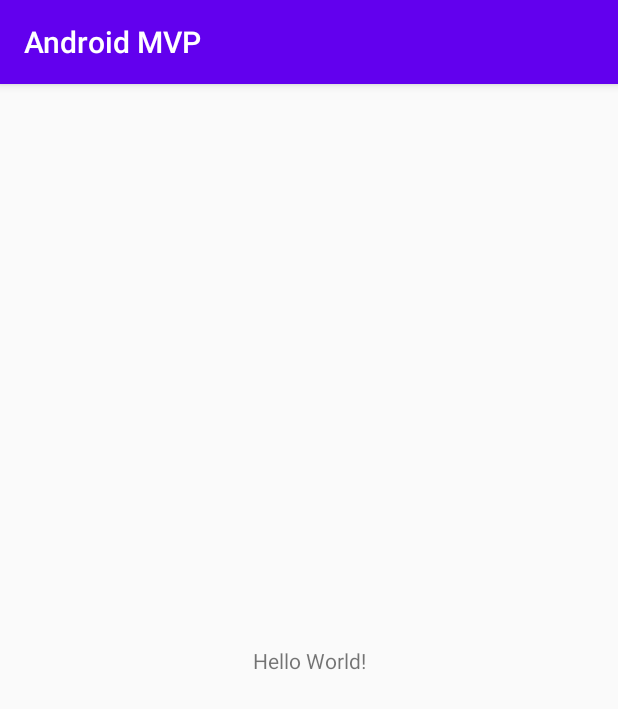
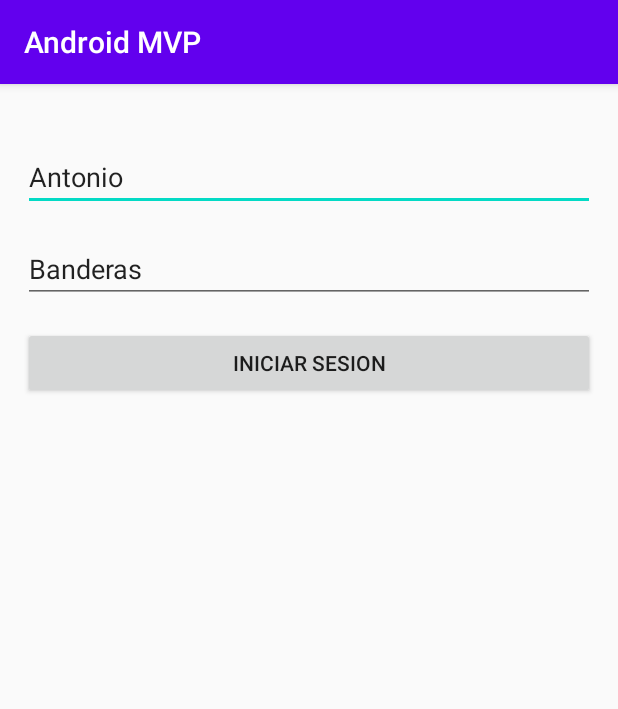
Before and after one commit to Irwing-Herrera/Android-MVP, an Android app: the screen it shows after launch (MainActivity before the commit, LoginActivity after it), on a phone screen of 412 x 824 dp. Shown: the top 709 px of the screen. Run offline under Robolectric (Android 15) with nearby library versions, the phone set to English and light mode, and no system bars; our stand-ins replace Dagger/Hilt's generated code.

Commit message:
agregar dagger2, patron MVP en java

```diff
--- a/app/src/main/AndroidManifest.xml
+++ b/app/src/main/AndroidManifest.xml
@@ -3,13 +3,14 @@
     package="com.iherrera.androidmvp">
 
     <application
+        android:name=".App"
         android:allowBackup="true"
         android:icon="@mipmap/ic_launcher"
         android:label="@string/app_name"
         android:roundIcon="@mipmap/ic_launcher_round"
         android:supportsRtl="true"
         android:theme="@style/AppTheme">
-        <activity android:name=".MainActivity">
+        <activity android:name=".login.view.LoginActivity">
             <intent-filter>
                 <action android:name="android.intent.action.MAIN" />
 
--- /dev/null
+++ b/app/src/main/java/com/iherrera/androidmvp/App.java
@@ -0,0 +1,27 @@
+package com.iherrera.androidmvp;
+
+import android.app.Application;
+
+import com.iherrera.androidmvp.di.component.ApplicationComponent;
+import com.iherrera.androidmvp.di.component.DaggerApplicationComponent;
+import com.iherrera.androidmvp.di.module.ApplicationModule;
+import com.iherrera.androidmvp.login.LoginModule;
+
+public class App extends Application {
+
+    private ApplicationComponent component;
+
+    @Override
+    public void onCreate() {
+        super.onCreate();
+
+        component = DaggerApplicationComponent.builder()
+                .applicationModule(new ApplicationModule(this))
+                .loginModule(new LoginModule())
+                .build();
+    }
+
+    public ApplicationComponent getComponent() {
+        return component;
+    }
+}
--- a/app/src/main/java/com/iherrera/androidmvp/MainActivity.java
+++ /dev/null
@@ -1,14 +0,0 @@
-package com.iherrera.androidmvp;
-
-import androidx.appcompat.app.AppCompatActivity;
-
-import android.os.Bundle;
-
-public class MainActivity extends AppCompatActivity {
-
-    @Override
-    protected void onCreate(Bundle savedInstanceState) {
-        super.onCreate(savedInstanceState);
-        setContentView(R.layout.activity_main);
-    }
-}
--- /dev/null
+++ b/app/src/main/java/com/iherrera/androidmvp/di/component/ApplicationComponent.java
@@ -0,0 +1,15 @@
+package com.iherrera.androidmvp.di.component;
+
+import com.iherrera.androidmvp.di.module.ApplicationModule;
+import com.iherrera.androidmvp.login.LoginModule;
+import com.iherrera.androidmvp.login.view.LoginActivity;
+
+import javax.inject.Singleton;
+
+import dagger.Component;
+
+@Singleton
+@Component(modules = {ApplicationModule.class, LoginModule.class})
+public interface ApplicationComponent {
+    void inject(LoginActivity target);
+}
--- /dev/null
+++ b/app/src/main/java/com/iherrera/androidmvp/di/module/ApplicationModule.java
@@ -0,0 +1,25 @@
+package com.iherrera.androidmvp.di.module;
+
+import android.app.Application;
+import android.content.Context;
+
+import javax.inject.Singleton;
+
+import dagger.Module;
+import dagger.Provides;
+
+@Module
+public class ApplicationModule {
+
+    private Application application;
+
+    public ApplicationModule(Application application){
+        this.application = application;
+    }
+
+    @Provides
+    @Singleton
+    public Context provideContext(){
+        return application;
+    }
+}
--- /dev/null
+++ b/app/src/main/java/com/iherrera/androidmvp/login/LoginActivityMVP.java
@@ -0,0 +1,35 @@
+package com.iherrera.androidmvp.login;
+
+import com.iherrera.androidmvp.login.model.User;
+
+public interface LoginActivityMVP {
+    interface View {
+        String getFirstName();
+
+        String getLastName();
+
+        void showUserNotAvailable();
+
+        void showInputError();
+
+        void showUserSaved();
+
+        void setFirstName(String firstName);
+
+        void setLastName(String lastName);
+    }
+
+    interface Presenter {
+        void setView(LoginActivityMVP.View view);
+
+        void loginButtonClicked();
+
+        void getCurrentUser();
+    }
+
+    interface Model {
+        void createUser(String firstName, String lastName);
+
+        User getUser();
+    }
+}
--- /dev/null
+++ b/app/src/main/java/com/iherrera/androidmvp/login/LoginModule.java
@@ -0,0 +1,26 @@
+package com.iherrera.androidmvp.login;
+
+import com.iherrera.androidmvp.login.model.LoginActivityModel;
+import com.iherrera.androidmvp.login.presenter.LoginActivityPresenter;
+
+import dagger.Module;
+import dagger.Provides;
+
+@Module
+public class LoginModule {
+
+    @Provides
+    public LoginActivityMVP.Presenter provideLoginActivityPresenter(LoginActivityMVP.Model model) {
+        return new LoginActivityPresenter(model);
+    }
+
+    @Provides
+    public LoginActivityMVP.Model provideLoginActivityModel(LoginRepository repository) {
+        return new LoginActivityModel(repository);
+    }
+
+    @Provides
+    public LoginRepository provideLoginRepository() {
+        return new MemoryRepository();
+    }
+}
--- /dev/null
+++ b/app/src/main/java/com/iherrera/androidmvp/login/LoginRepository.java
@@ -0,0 +1,9 @@
+package com.iherrera.androidmvp.login;
+
+import com.iherrera.androidmvp.login.model.User;
+
+public interface LoginRepository {
+    void saveUser(User user);
+
+    User getUser();
+}
--- /dev/null
+++ b/app/src/main/java/com/iherrera/androidmvp/login/MemoryRepository.java
@@ -0,0 +1,27 @@
+package com.iherrera.androidmvp.login;
+
+import com.iherrera.androidmvp.login.model.User;
+
+public class MemoryRepository implements LoginRepository {
+
+    private User user;
+
+    @Override
+    public void saveUser(User user) {
+        if (user == null) {
+            user = getUser();
+        }
+        this.user = user;
+    }
+
+    @Override
+    public User getUser() {
+        if (user == null) {
+            user = new User("Antonio", "Banderas");
+            user.setId(0);
+            return user;
+        } else {
+            return user;
+        }
+    }
+}
--- /dev/null
+++ b/app/src/main/java/com/iherrera/androidmvp/login/model/LoginActivityModel.java
@@ -0,0 +1,25 @@
+package com.iherrera.androidmvp.login.model;
+
+import com.iherrera.androidmvp.login.LoginActivityMVP;
+import com.iherrera.androidmvp.login.LoginRepository;
+
+public class LoginActivityModel implements LoginActivityMVP.Model {
+
+    private LoginRepository repository;
+
+    public LoginActivityModel(LoginRepository repository) {
+        this.repository = repository;
+    }
+
+    @Override
+    public void createUser(String firstName, String lastName) {
+        //lógica de business
+        repository.saveUser(new User(firstName, lastName));
+    }
+
+    @Override
+    public User getUser() {
+        //lógica de business
+        return repository.getUser();
+    }
+}
--- /dev/null
+++ b/app/src/main/java/com/iherrera/androidmvp/login/model/User.java
@@ -0,0 +1,36 @@
+package com.iherrera.androidmvp.login.model;
+
+public class User {
+    private int id;
+    private String firstName;
+    private String lastName;
+
+    public User(String firstName, String lastName) {
+        this.firstName = firstName;
+        this.lastName = lastName;
+    }
+
+    public int getId() {
+        return id;
+    }
+
+    public void setId(int id) {
+        this.id = id;
+    }
+
+    public String getFirstName() {
+        return firstName;
+    }
+
+    public void setFirstName(String firstName) {
+        this.firstName = firstName;
+    }
+
+    public String getLastName() {
+        return lastName;
+    }
+
+    public void setLastName(String lastName) {
+        this.lastName = lastName;
+    }
+}
--- /dev/null
+++ b/app/src/main/java/com/iherrera/androidmvp/login/presenter/LoginActivityPresenter.java
@@ -0,0 +1,50 @@
+package com.iherrera.androidmvp.login.presenter;
+
+import androidx.annotation.Nullable;
+
+import com.iherrera.androidmvp.login.LoginActivityMVP;
+import com.iherrera.androidmvp.login.model.User;
+
+public class LoginActivityPresenter implements LoginActivityMVP.Presenter {
+
+    @Nullable
+    private LoginActivityMVP.View view;
+    private LoginActivityMVP.Model model;
+
+    public LoginActivityPresenter(LoginActivityMVP.Model model) {
+        this.model = model;
+    }
+
+    @Override
+    public void setView(LoginActivityMVP.View view) {
+        this.view = view;
+    }
+
+    @Override
+    public void loginButtonClicked() {
+        if (view != null) {
+            if (view.getFirstName().trim().equals("") || view.getLastName().trim().equals("")) {
+                view.showInputError();
+            } else {
+                model.createUser(view.getFirstName().trim(), view.getLastName().trim());
+                view.showUserSaved();
+            }
+        }
+    }
+
+    @Override
+    public void getCurrentUser() {
+        User user = model.getUser();
+
+        if (user == null) {
+            if (view != null) {
+                view.showUserNotAvailable();
+            }
+        } else {
+            if (view != null) {
+                view.setFirstName(user.getFirstName());
+                view.setLastName(user.getLastName());
+            }
+        }
+    }
+}
--- /dev/null
+++ b/app/src/main/java/com/iherrera/androidmvp/login/view/LoginActivity.java
@@ -0,0 +1,86 @@
+package com.iherrera.androidmvp.login.view;
+
+import android.os.Bundle;
+import android.view.View;
+import android.widget.Button;
+import android.widget.EditText;
+import android.widget.Toast;
+
+import androidx.appcompat.app.AppCompatActivity;
+
+import com.iherrera.androidmvp.App;
+import com.iherrera.androidmvp.R;
+import com.iherrera.androidmvp.login.LoginActivityMVP;
+
+import javax.inject.Inject;
+
+public class LoginActivity extends AppCompatActivity implements LoginActivityMVP.View {
+
+    @Inject
+    LoginActivityMVP.Presenter presenter;
+
+    private EditText firstName;
+    private EditText lastName;
+    private Button btnLogin;
+
+    @Override
+    protected void onCreate(Bundle savedInstanceState) {
+        super.onCreate(savedInstanceState);
+        setContentView(R.layout.activity_main);
+
+        firstName = findViewById(R.id.editTextFirstName);
+        lastName = findViewById(R.id.editTextLastName);
+        btnLogin = findViewById(R.id.buttonLogin);
+
+        ((App) getApplication()).getComponent().inject(this);
+
+        btnLogin.setOnClickListener(new View.OnClickListener() {
+            @Override
+            public void onClick(View v) {
+                presenter.loginButtonClicked();
+            }
+        });
+    }
+
+    @Override
+    protected void onResume() {
+        super.onResume();
+        presenter.setView(this);
+        presenter.getCurrentUser();
+    }
+
+    @Override
+    public String getFirstName() {
+        return this.firstName.getText().toString();
+    }
+
+    @Override
+    public String getLastName() {
+        return this.lastName.getText().toString();
+    }
+
+    @Override
+    public void showUserNotAvailable() {
+        Toast.makeText(this, "Error, el usuario no está disponible", Toast.LENGTH_SHORT).show();
+    }
+
+    @Override
+    public void showInputError() {
+        Toast.makeText(this, "Error, el nombre ni el apellido pueden estar vacíos", Toast.LENGTH_SHORT).show();
+    }
+
+    @Override
+    public void showUserSaved() {
+        Toast.makeText(this, "¡Usuario guardado correctamente!", Toast.LENGTH_SHORT).show();
+    }
+
+    @Override
+    public void setFirstName(String firstName) {
+        this.firstName.setText(firstName);
+    }
+
+    @Override
+    public void setLastName(String lastName) {
+        this.lastName.setText(lastName);
+    }
+}
--- a/app/src/main/res/layout/activity_main.xml
+++ b/app/src/main/res/layout/activity_main.xml
@@ -4,15 +4,40 @@
     xmlns:tools="http://schemas.android.com/tools"
     android:layout_width="match_parent"
     android:layout_height="match_parent"
-    tools:context=".MainActivity">
+    android:padding="15dp"
+    tools:context=".login.view.LoginActivity">
 
-    <TextView
-        android:layout_width="wrap_content"
+    <EditText
+        android:id="@+id/editTextFirstName"
+        android:layout_width="0dp"
         android:layout_height="wrap_content"
-        android:text="Hello World!"
-        app:layout_constraintBottom_toBottomOf="parent"
-        app:layout_constraintLeft_toLeftOf="parent"
-        app:layout_constraintRight_toRightOf="parent"
+        android:layout_marginTop="24dp"
+        android:ems="10"
+        android:hint="@string/firstName"
+        android:inputType="textPersonName"
+        app:layout_constraintEnd_toEndOf="parent"
+        app:layout_constraintStart_toStartOf="parent"
         app:layout_constraintTop_toTopOf="parent" />
 
+    <EditText
+        android:id="@+id/editTextLastName"
+        android:layout_width="0dp"
+        android:layout_height="wrap_content"
+        android:layout_marginTop="16dp"
+        android:ems="10"
+        android:hint="@string/lastName"
+        android:inputType="textPersonName"
+        app:layout_constraintEnd_toEndOf="parent"
+        app:layout_constraintStart_toStartOf="parent"
+        app:layout_constraintTop_toBottomOf="@+id/editTextFirstName" />
+
+    <Button
+        android:id="@+id/buttonLogin"
+        android:layout_width="0dp"
+        android:layout_height="wrap_content"
+        android:layout_marginTop="16dp"
+        android:text="@string/buttonLogIn"
+        app:layout_constraintEnd_toEndOf="parent"
+        app:layout_constraintStart_toStartOf="parent"
+        app:layout_constraintTop_toBottomOf="@+id/editTextLastName" />
 </androidx.constraintlayout.widget.ConstraintLayout>
--- a/app/src/main/res/values/strings.xml
+++ b/app/src/main/res/values/strings.xml
@@ -1,3 +1,6 @@
 <resources>
     <string name="app_name">Android MVP</string>
+    <string name="firstName">Nombre</string>
+    <string name="lastName">Apellido</string>
+    <string name="buttonLogIn">Iniciar Sesion</string>
 </resources>
```
Also changed, not shown: app/build.gradle (+9 -0 lines).
